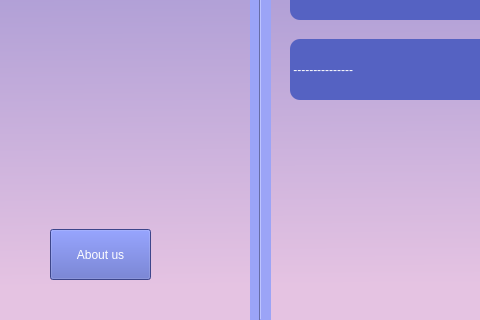
Before: the Qt Designer form Skriptovi/Profile.ui in xcWhy/QiuzJob, drawn with Qt 5; both pictures show x 0 to 480 and y 491 to 811 of the 1200 by 811 pixel window.
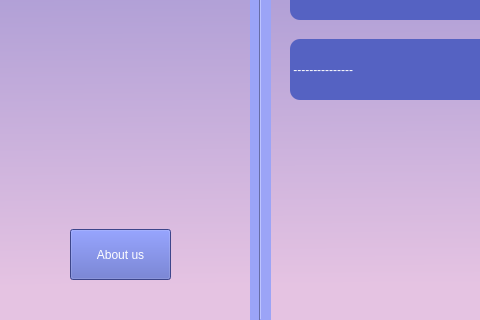
After: the same form once the commit is applied.

Diff of the .ui file:
```diff
--- a/Skriptovi/Profile.ui
+++ b/Skriptovi/Profile.ui
@@ -355,7 +355,7 @@
    <widget class="QPushButton" name="us_btn">
     <property name="geometry">
      <rect>
-      <x>100</x>
+      <x>120</x>
       <y>750</y>
       <width>101</width>
       <height>51</height>
```
